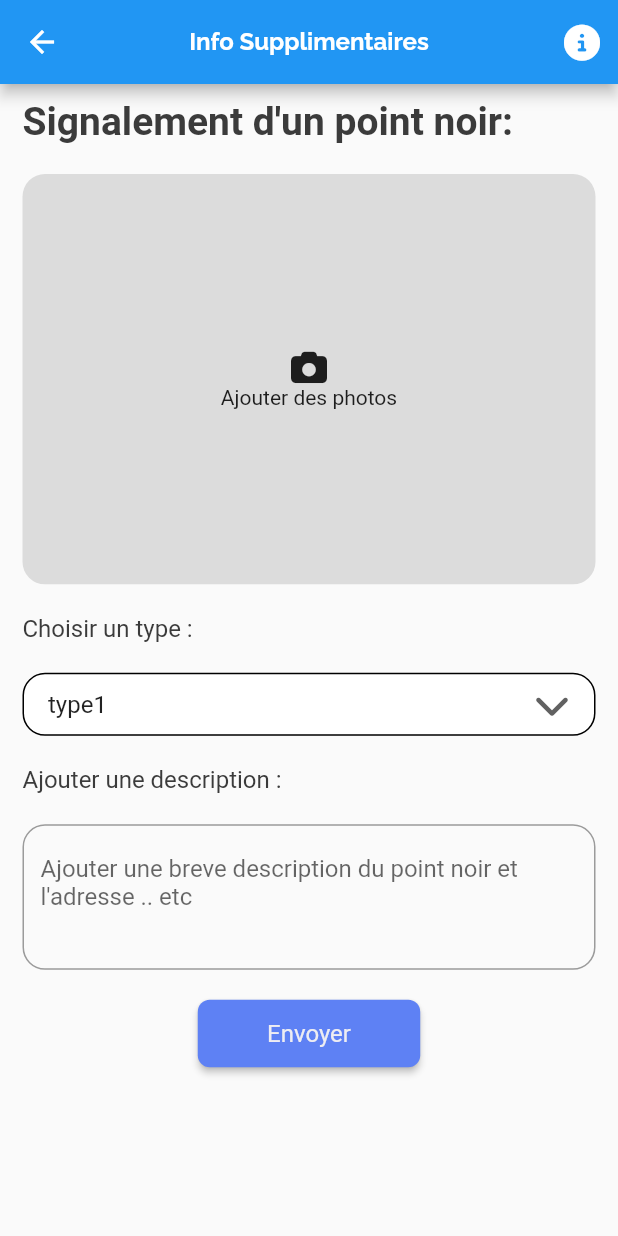
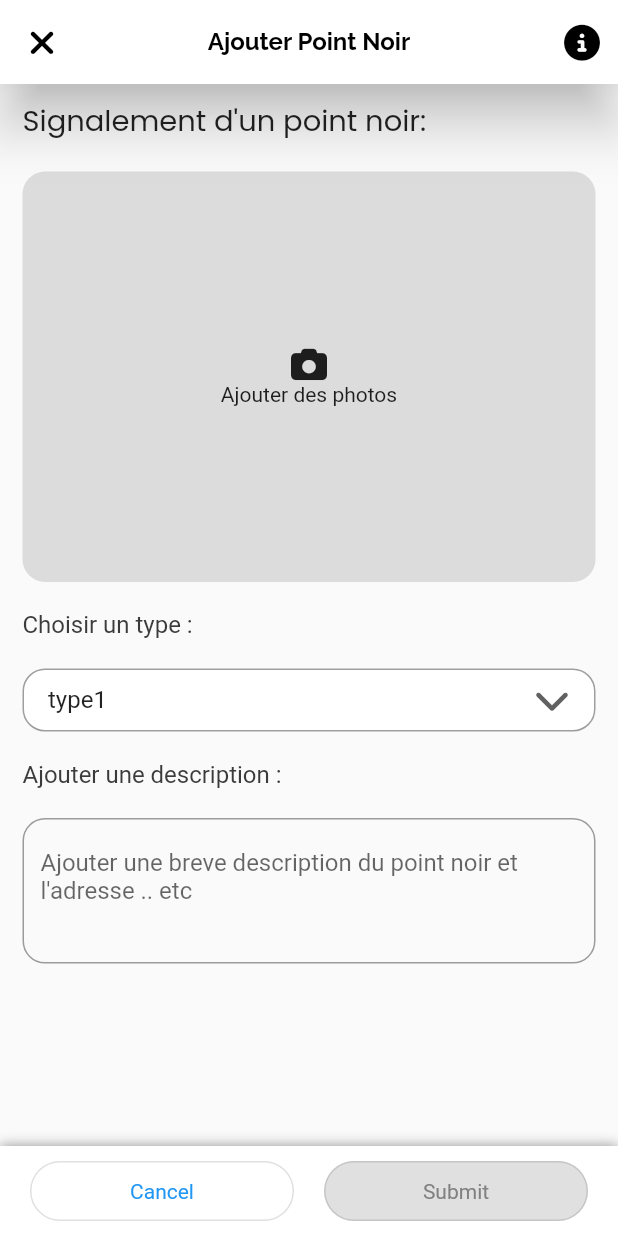
Before and after one commit to mochelbeb/Route-Dz, a Flutter app: the screen it shows after launch, item 2 of the bottom bar chosen, after a tap on "Suivant", on a phone screen of 412 x 824 dp. Run offline on Flutter 3.47's test engine with Material 2 defaults, Android fonts, the phone set to English and light mode, and no system bars; our stand-ins replace auto_size_text, easy_debounce, font_awesome_flutter, gap, get, line_icons and 1 more.

Commit message:
Latest Updates - Signaler.dart - info_supp.dart

```diff
--- a/lib/main.dart
+++ b/lib/main.dart
@@ -7,9 +7,11 @@ import 'package:tariki/views/settings.dart';
 import 'package:tariki/views/signaler.dart';
 
 void main(List<String> args) {
+
   runApp(ResponsiveSizer(
     builder: (context, orientation, screenT) {
       return GetMaterialApp(
+
         debugShowCheckedModeBanner: false,
         home: MyHomePage(),
       );
@@ -60,7 +62,7 @@ class _MyHomePageState extends State<MyHomePage> {
         child: _pages.elementAt(_selectedIndex),
       )),
       bottomNavigationBar: SizedBox(
-        height: 11.h,
+        height: 10.h,
         child: BottomNavigationBar(
           selectedItemColor: const Color.fromRGBO(94, 129, 244, 1.0),
           unselectedItemColor: const Color.fromRGBO(77, 77, 89, 1.0),
@@ -72,9 +74,9 @@ class _MyHomePageState extends State<MyHomePage> {
               color: Color.fromRGBO(94, 129, 244, 1.0),
               fontFamily: "Roboto",
               fontWeight: FontWeight.w500),
-          iconSize: 25.sp,
-          selectedFontSize: 16.sp,
-          unselectedFontSize: 16.sp,
+          iconSize: 23.sp,
+          selectedFontSize: 14.sp,
+          unselectedFontSize: 14.sp,
           items: const <BottomNavigationBarItem>[
             BottomNavigationBarItem(
               icon: Icon(LineIcons.home), // change it
--- a/lib/pages/info_signalement.dart
+++ b/lib/pages/info_signalement.dart
@@ -1,21 +1,100 @@
 import 'package:flutter/material.dart';
 import 'package:font_awesome_flutter/font_awesome_flutter.dart';
 import 'package:get/get.dart';
+import 'package:responsive_sizer/responsive_sizer.dart';
 import 'package:tariki/utils/app_styles.dart';
-
 import '../widgets/custom_buttons.dart';
 
-class Info_supp extends StatelessWidget {
-  Info_supp({super.key});
+
+
+class Info_supp extends StatefulWidget {
+  const Info_supp({super.key});
+
+  @override
+  State<Info_supp> createState() => _Info_suppState();
+}
+
+class _Info_suppState extends State<Info_supp> {
+  final _controllerDescription = TextEditingController();
   List<String> type_list  = ["type1","type2","type3","type4","type5"];
+  late bool _isButtonDisable;
+
+
+  @override
+  void dispose() {
+    _controllerDescription.dispose();
+    super.dispose();
+  }
+  @override
+  void initState() {
+    _isButtonDisable = true;
+    super.initState();
+  }
 
   @override
   Widget build(BuildContext context) {
-    double h = MediaQuery.of(context).size.height;
-    double w = MediaQuery.of(context).size.width;
+    double height = MediaQuery.of(context).size.height;
+    double width = MediaQuery.of(context).size.width;
     return Scaffold(
+      bottomNavigationBar: Container(
+          decoration: BoxDecoration(
+            color: Colors.white,
+            boxShadow: [
+              BoxShadow(
+                color: Colors.grey,
+                offset: Offset(0, -1.0),
+                blurRadius: 6.0,
+              )
+            ]
+          ),
+          height: 60,
+          child: Center(
+            child: Row(
+              mainAxisAlignment: MainAxisAlignment.spaceEvenly,
+              children: [
+                OutlinedButton(
+                  style: OutlinedButton.styleFrom(
+                    backgroundColor: Colors.white,
+                    fixedSize: Size(width/2 - 30, 40.0),
+                    shape: RoundedRectangleBorder(
+                      borderRadius: BorderRadius.circular(22.5),
+                      side: BorderSide(
+                        width: 3.0,
+                        color: Colors.cyan,
+                      )
+                    )
+                  ),
+                  onPressed: (){Get.back();},
+                  child: Text("Cancel")),
+                OutlinedButton(
+                  style: OutlinedButton.styleFrom(
+                    disabledBackgroundColor:Color.fromARGB(255, 224, 224, 224) ,
+                    disabledForegroundColor: Color.fromARGB(255, 129, 129, 129),
+                    foregroundColor: Colors.white,
+                    textStyle: TextStyle(color: Colors.white),
+                    backgroundColor: Color.fromRGBO(33, 150, 243, 1.0),
+                    fixedSize: Size(width/2 - 30, 40),
+                    shape: RoundedRectangleBorder(
+                      borderRadius: BorderRadius.circular(22.5),
+                      side: BorderSide(
+                        color: Colors.cyan,
+                      )
+                    )
+                  ),
+                  onPressed: _isButtonDisable ? null : (){setState(() {
+                    var test_var = true;
+                    print(test_var);
+                  });},
+                  child: Text("Submit")),
+              ],
+            ),
+          ),
+        ),
       appBar: AppBar(
-        title: Text("Info Supplimentaires" , style: TextStyle(fontFamily: "Raleway",fontSize: 16,fontWeight: FontWeight.bold),),
+        backgroundColor: Colors.white,
+        elevation: 15,
+        leading: IconButton(icon: FaIcon(FontAwesomeIcons.xmark,color: Colors.black,),onPressed: (){Get.back();},),
+        title: Text("Ajouter Point Noir" , style: TextStyle(fontFamily: "Raleway",fontSize: 16,color: Colors.black,fontWeight: FontWeight.bold),),
         centerTitle: true,
         actions: [
           IconButton(onPressed: (){
@@ -30,14 +109,12 @@ class Info_supp extends StatelessWidget {
               ),
               cancel: TextButton(onPressed: (){Get.back();}, child: Text("Retoure"))
             );
-          }, icon: FaIcon(FontAwesomeIcons.circleInfo))
+          }, icon: FaIcon(FontAwesomeIcons.circleInfo,color: Colors.black,))
         ],
       ),
-      body: SingleChildScrollView(
-        physics: ClampingScrollPhysics(),
-          child: Container(
-            width: w,
-            height: h,
+      body: Container(
+            width: width,
+            height: height,
             margin: EdgeInsets.only(top: 10),
             child: Column(
               mainAxisAlignment: MainAxisAlignment.start,
@@ -46,9 +123,9 @@ class Info_supp extends StatelessWidget {
               //* title
               Padding(
                 padding: const EdgeInsets.only(left: 15),
-                child: Text("Signalement d'un point noir:",style:Styles.headlineStyle1),
+                child: Text("Signalement d'un point noir:",style:TextStyle(fontFamily: "Poppins",fontSize: 18.sp,)),
               ),
-              SizedBox(height: 20,),
+              SizedBox(height: 2.35.h,),
               //* Image
               GestureDetector(
                 onTap: (){
@@ -59,8 +136,8 @@ class Info_supp extends StatelessWidget {
                     child: Text("Confirmer")));
                 },
                 child: Container(
-                  height: 0.332 * h,
-                  width: w,
+                  height: 0.332 * height,
+                  width: width,
                   margin: EdgeInsets.fromLTRB(15, 0, 15, 0),
                   decoration: BoxDecoration(
                     borderRadius: BorderRadius.all(Radius.circular(15)),
@@ -78,26 +155,35 @@ class Info_supp extends StatelessWidget {
 
                 ),
               ),
-              SizedBox(height: 20,),
+              SizedBox(height: 2.35.h,),
               //* Type Text
               Padding(
                 padding: const EdgeInsets.only(left: 15),
                 child: Text("Choisir un type :", style: Styles.textStyle),
               ),
               //* Type Dropdown
-              SizedBox(height: 20,),
+              SizedBox(height: 2.35.h,),
               Padding(
                 padding: const EdgeInsets.only(left: 15,right: 15),
                 child: DropDownButton(dropdownValues: type_list),
               ),
-              //* Adresse text
-              SizedBox(height: 20,),
+              //* Description text
+              SizedBox(height: 2.35.h,),
               Padding(padding: EdgeInsets.only(left: 15),child: Text("Ajouter une description : ",style: Styles.textStyle,),),
-              //* Adresse Text Area
-              SizedBox(height: 20,),
+              //* Description Text Area
+              SizedBox(height: 2.35.h,),
               Padding(
                 padding: const EdgeInsets.only(left: 15,right: 15),
                 child: TextField(
+                  controller: _controllerDescription,
+                  onChanged: (value){
+                    setState(() {
+                      if (value.isEmpty){
+                        _isButtonDisable = true;
+                      }
+                      else _isButtonDisable = false;
+                    });
+                  },
                   maxLines: 3,
                   decoration: InputDecoration(
                     hintText: "Ajouter une breve description du point noir et l'adresse .. etc ",
@@ -107,18 +193,8 @@ class Info_supp extends StatelessWidget {
 
                 ),
               ),
-              //* Envoyer Button
-              SizedBox(height: 20,),
-              Center(
-                child: MyCustomButton_widget2(
-                  text: "Envoyer",
-                  options: Button_Option(width: 0.36*w,height: 45, textStyle: Styles.textStyle_revese,color: Color.fromRGBO(94, 129, 244, 1.0)),
-                  onPressed: (){},
-                  ),
-              )
             ],
         ),
-          ),
       ),
     );
   }
--- a/lib/views/signaler.dart
+++ b/lib/views/signaler.dart
@@ -21,7 +21,7 @@ class SignalerForm extends StatelessWidget {
           //* title + button
           Container(
             height: 47,
-            margin: EdgeInsets.fromLTRB(10,10,10,0),
+            margin: EdgeInsets.fromLTRB(10,20,10,0),
             child: Row(
               mainAxisAlignment: MainAxisAlignment.spaceBetween,
               children: [
@@ -37,7 +37,7 @@ class SignalerForm extends StatelessWidget {
           ),
           //* Map + buttons
           Container(
-            height: height - 57 - 11.h,
+            height: height - 67 - 10.h,
             width: width,
             child: Stack(
               children: [
@@ -45,7 +45,7 @@ class SignalerForm extends StatelessWidget {
                 Align(
                   alignment: const AlignmentDirectional(0, 0),
                   child: Container(
-                    height: height - 57 - 11.h,
+                    height: height - 57 - 10.h,
                     width: width,
                     child: Center(
                         child: Text(
--- a/lib/widgets/custom_buttons.dart
+++ b/lib/widgets/custom_buttons.dart
@@ -367,7 +367,7 @@ class _DropDownButtonState extends State<DropDownButton> {
       height: 42,
       decoration: BoxDecoration(
         color: Colors.white,
-        border: Border.all(color: Colors.black),
+        border: Border.all(color: Colors.black38),
         borderRadius: BorderRadius.circular(15),
       ),
       padding: const EdgeInsets.symmetric(horizontal: 16),
```
